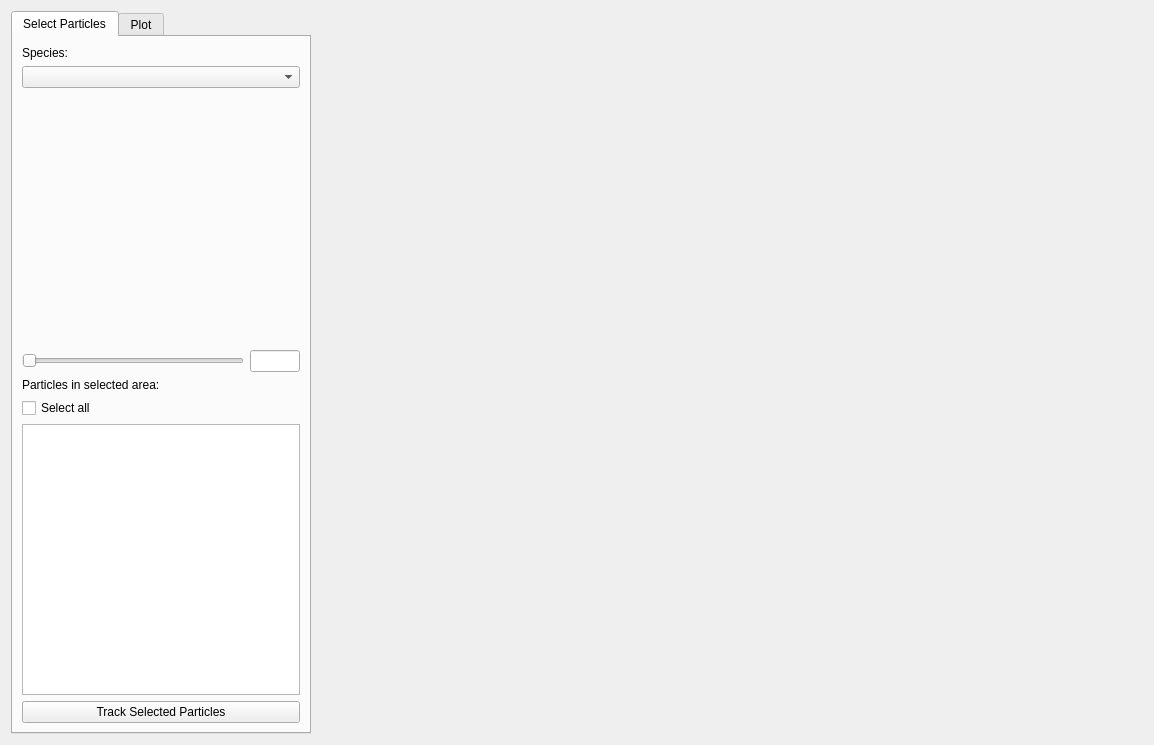
Before: the Qt Designer form VisualPIC/Views/ParticleTracker.ui in AngelFP/VisualPIC, drawn with Qt 5.
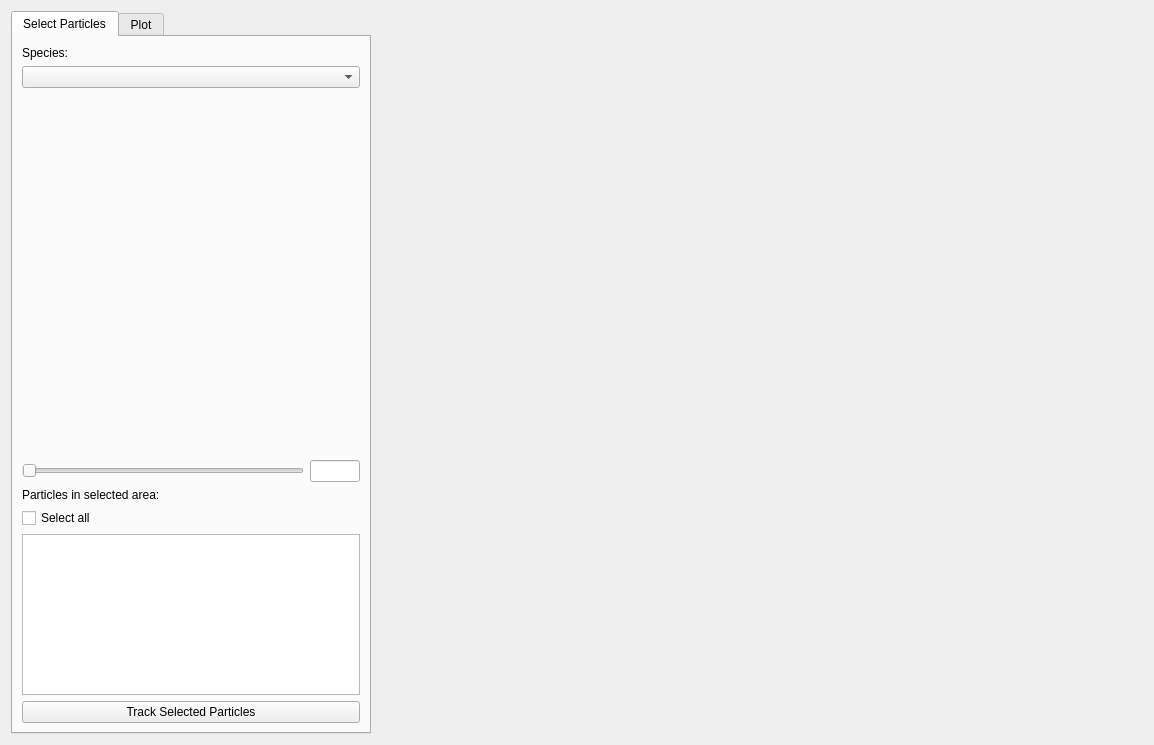
After: the same form once the commit is applied.

Commit message: Started implementing th selector subplot on the Particle Tracker.

What changed in the file:
```diff
--- a/VisualPIC/Views/ParticleTracker.ui
+++ b/VisualPIC/Views/ParticleTracker.ui
@@ -18,7 +18,7 @@
     <widget class="QTabWidget" name="mainTabWidget">
      <property name="maximumSize">
       <size>
-       <width>300</width>
+       <width>360</width>
        <height>16777215</height>
       </size>
      </property>
@@ -45,9 +45,16 @@
          <property name="minimumSize">
           <size>
            <width>0</width>
-           <height>250</height>
+           <height>360</height>
           </size>
          </property>
+         <property name="maximumSize">
+          <size>
+           <width>16777215</width>
+           <height>360</height>
+          </size>
+         </property>
+         <layout class="QVBoxLayout" name="selectorPlot_layout"/>
         </widget>
        </item>
        <item>
```
Left out of the diff: 6 changed lines with no effect on the pictures. The commit also changes 7 other files.
